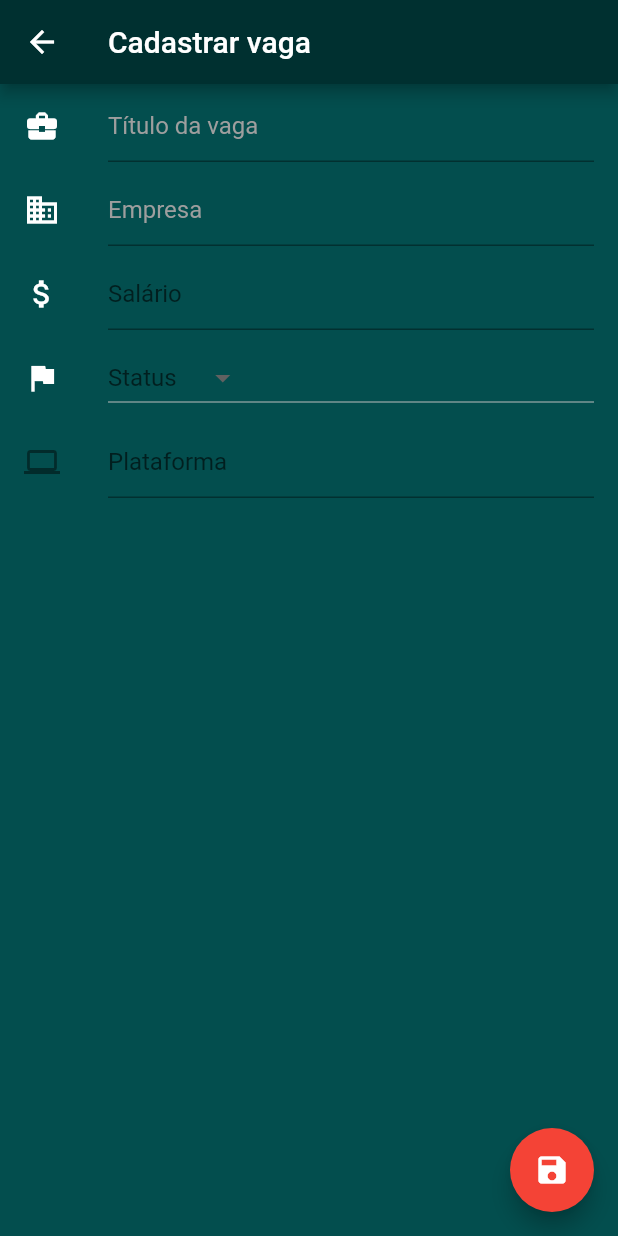
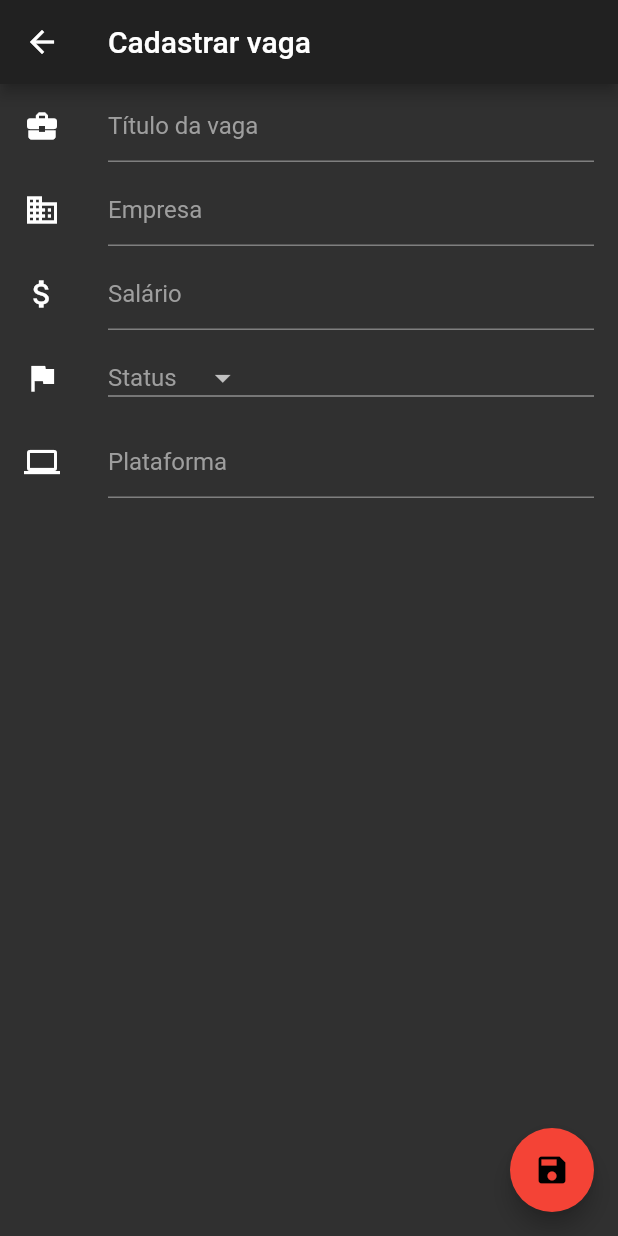
Before and after one commit to ramondesc/job_application_tracker, a Flutter app: the NewOffer screen opened directly, on a phone screen of 412 x 824 dp. Run offline on Flutter 3.47's test engine with Material 2 defaults, Android fonts, the phone set to English and light mode, and no system bars; our stand-ins replace flutter_staggered_animations, moor, moor_flutter; missing offline and left inert: quick_actions; generated files the repository leaves out were written again.

Commit message:
Dark theme

```diff
--- a/lib/new_offer.dart
+++ b/lib/new_offer.dart
@@ -41,10 +41,8 @@ class _NewOfferState extends State<NewOffer> {
   Widget build(BuildContext context) {
     return Scaffold(
         appBar: AppBar(
-          backgroundColor: Color(0xFF003030),
           title: Text("Cadastrar vaga"),
         ),
-        backgroundColor: Color(0xFF034E4E),
         body: Form(
           key: _formKey,
           child: Column(
@@ -100,7 +98,7 @@ class _NewOfferState extends State<NewOffer> {
                       hoverColor: Colors.white,
                       focusColor: Colors.white,
                       hintText: "Salário",
-                      hintStyle: TextStyle(),
+                      hintStyle: TextStyle(color: Colors.grey[500]),
                     ),
                   )),
               new ListTile(
@@ -109,11 +107,13 @@ class _NewOfferState extends State<NewOffer> {
                   color: Colors.white,
                 ),
                 title: new DropdownButton<String>(
+                  isDense: true,
                   items: _applicationStatus.map((String value) {
                     return new DropdownMenuItem<String>(
-                        child: new Text(value), value: value);
+                        child: new Text(value, style: TextStyle(color: Colors.grey[500])), value: value);
                   }).toList(),
-                  hint: Text('Status'),
+                  hint: Text('Status', style: TextStyle(color: Colors.grey[500]),),
+                  focusColor: Colors.grey[500],
                   value: offerStatus,
                   onChanged: (val) {
                     offerStatus = val;
@@ -122,11 +122,22 @@ class _NewOfferState extends State<NewOffer> {
                 ),
               ),
               new ListTile(
-                  leading: const Icon(Icons.computer),
+                  leading: const Icon(Icons.computer,
+                      color: Colors.white),
                   title: new TextFormField(
+                    style: TextStyle(
+                      color: Colors.white,
+                    ),
+                    cursorColor: Colors.white,
                     controller: _platformController,
                     decoration: new InputDecoration(
+                      labelStyle: new TextStyle(
+                        color: Colors.white,
+                      ),
+                      hoverColor: Colors.white,
+                      focusColor: Colors.white,
                       hintText: "Plataforma",
+                      hintStyle: TextStyle(color: Colors.grey[500]),
                     ),
                   ))
             ],
--- a/lib/ui/home_page.dart
+++ b/lib/ui/home_page.dart
@@ -22,6 +22,7 @@ class _HomePageState extends State<HomePage> {
         '/offer_details': (context) => OfferDetails(item),
         '/edit_screen': (context) => ModifyOffer(item)
       },
+      theme: ThemeData.dark(),
     );
   }
 }
--- a/lib/ui/offer_card.dart
+++ b/lib/ui/offer_card.dart
@@ -13,7 +13,6 @@ class OfferCard extends StatelessWidget {
   Widget build(BuildContext context) {
     return Container(
         child: Card(
-          color: Color(0xFF003030),
             elevation: 8.0,
             margin: new EdgeInsets.symmetric(horizontal: 10.0, vertical: 6.0),
             child: InkWell(
@@ -26,14 +25,12 @@ class OfferCard extends StatelessWidget {
                 },
                 child: Container(
                     padding: EdgeInsets.only(right: 12.0),
-                    decoration: BoxDecoration(color: Colors.white30),
                     child: Column(children: <Widget>[
                       ListTile(
                         enabled: true,
                         //isThreeLine: true,
                         //trailing: Icon(Icons.account_circle),
-                        title: Text(item.title,
-                        style: TextStyle(color: Colors.white),),
+                        title: Text(item.title),
                         subtitle: Text(item.status),
                         trailing: Text("R\$" + item.salary.toString()),
                         //subtitle: Text(item.applicationDate?.toString() ?? 'No date'),
--- a/lib/ui/offer_details.dart
+++ b/lib/ui/offer_details.dart
@@ -16,8 +16,8 @@ class OfferDetails extends StatelessWidget {
       SliverAppBar(
         title: Text(item.title),
         floating: true,
-        expandedHeight: 200,
-        flexibleSpace: Placeholder(),
+        //expandedHeight: 200,
+        //flexibleSpace: Placeholder(),
         actions: <Widget>[
           IconButton(icon: const Icon(Icons.edit),
             onPressed: () {Navigator.push(
@@ -28,7 +28,7 @@ class OfferDetails extends StatelessWidget {
       ),
       SliverGrid(
           gridDelegate: SliverGridDelegateWithMaxCrossAxisExtent(
-            childAspectRatio: 3.0,
+            childAspectRatio: 1.9,
             crossAxisSpacing: 10,
             mainAxisSpacing: 10,
             maxCrossAxisExtent: 200,
--- a/lib/ui/offer_list.dart
+++ b/lib/ui/offer_list.dart
@@ -14,10 +14,8 @@ class OfferList extends StatelessWidget {
         child: Scaffold(
           drawer: Drawer(),
             appBar: AppBar(
-              backgroundColor: Color(0xFF003030),
               title: Text('Bem-vindo!'),
               bottom: TabBar(
-                indicatorColor: Colors.white,
                   tabs: [
                 Tab(icon: Icon(Icons.star_border)),
                 Tab(icon: Icon(Icons.send)),
@@ -26,7 +24,6 @@ class OfferList extends StatelessWidget {
                 Tab(icon: Icon(Icons.thumb_down))
               ]),
             ),
-            backgroundColor: Color(0xFF034E4E),
             body: TabBarView(
               children: <Widget>[
                 _buildOfferList(context, "Wishlist"),
@@ -37,7 +34,6 @@ class OfferList extends StatelessWidget {
               ],
             ),
     floatingActionButton: FloatingActionButton(
-      backgroundColor: Color(0xFF4C9595),
     onPressed: () {
     Navigator.push(
     context,
```
Also changed, not shown: lib/ui/grid_item.dart (+3 -18 lines).
